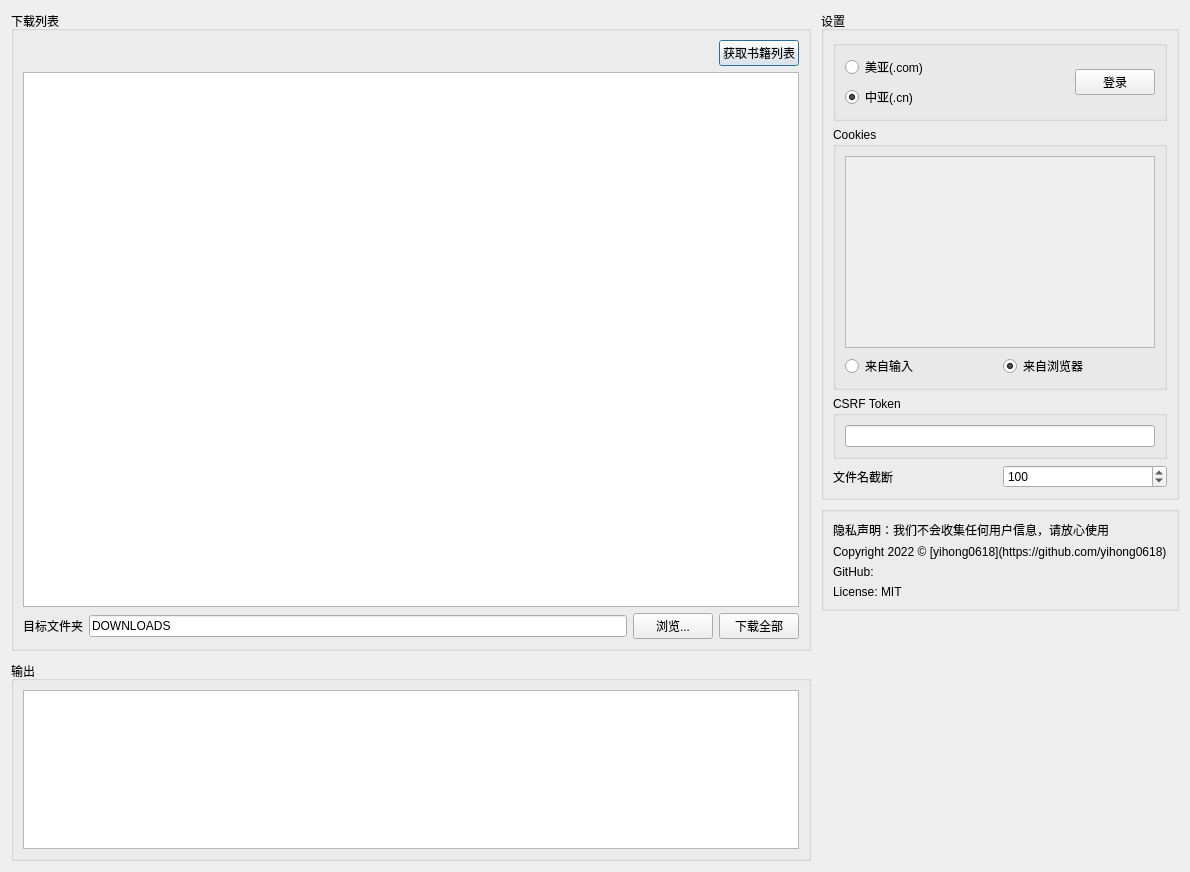
Above: kindle.ui from yihong0618/Kindle_download_helper before the change. Below: the same form after it.
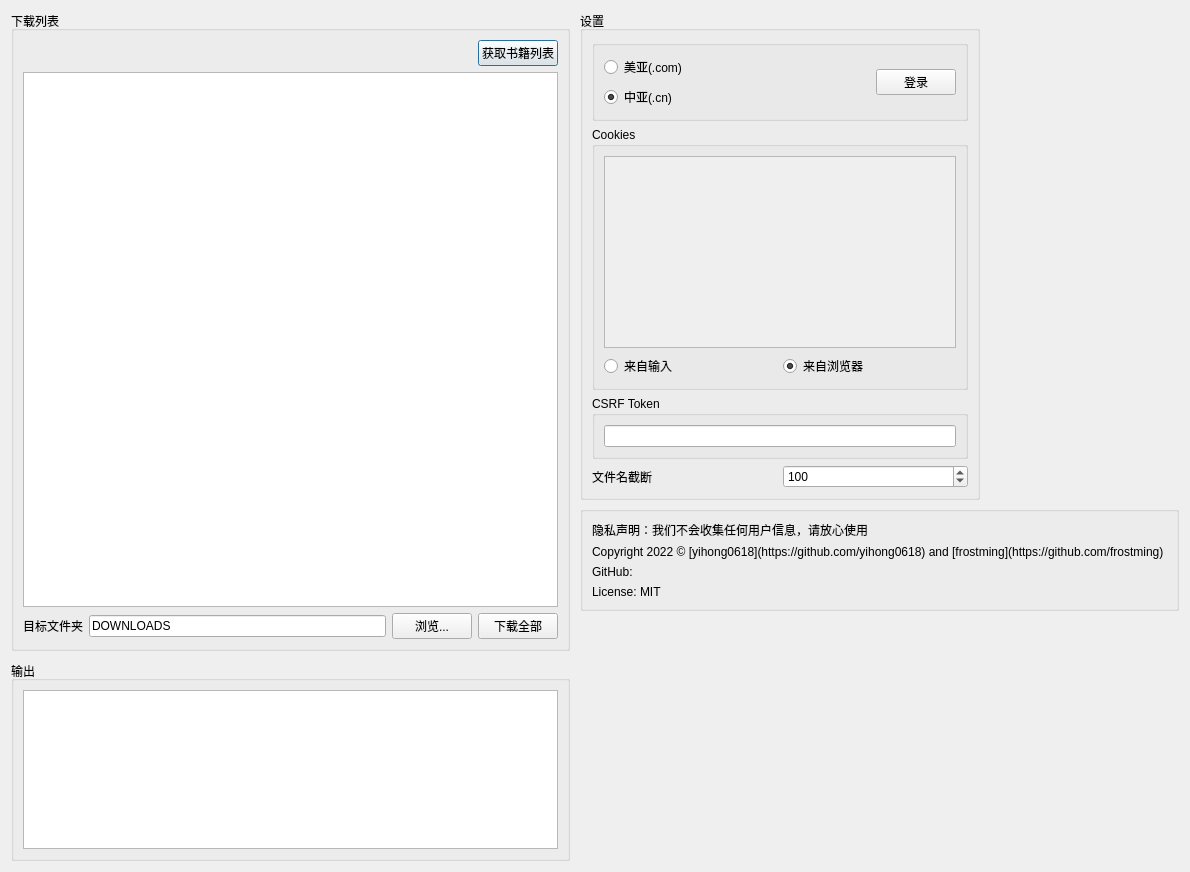
That is the form after the change. Icons and pictures are not drawn.

Commit message: doc: add frostming to copyright

The edit to the form file:
```diff
--- a/kindle.ui
+++ b/kindle.ui
@@ -252,7 +252,7 @@
         <item>
          <widget class="QLabel" name="label_3">
           <property name="text">
-           <string>Copyright 2022 © [yihong0618](https://github.com/yihong0618)</string>
+           <string>Copyright 2022 © [yihong0618](https://github.com/yihong0618) and [frostming](https://github.com/frostming) <div frost=""></div></string>
           </property>
           <property name="textFormat">
            <enum>Qt::MarkdownText</enum>
```
The commit also changes 1 other file.
